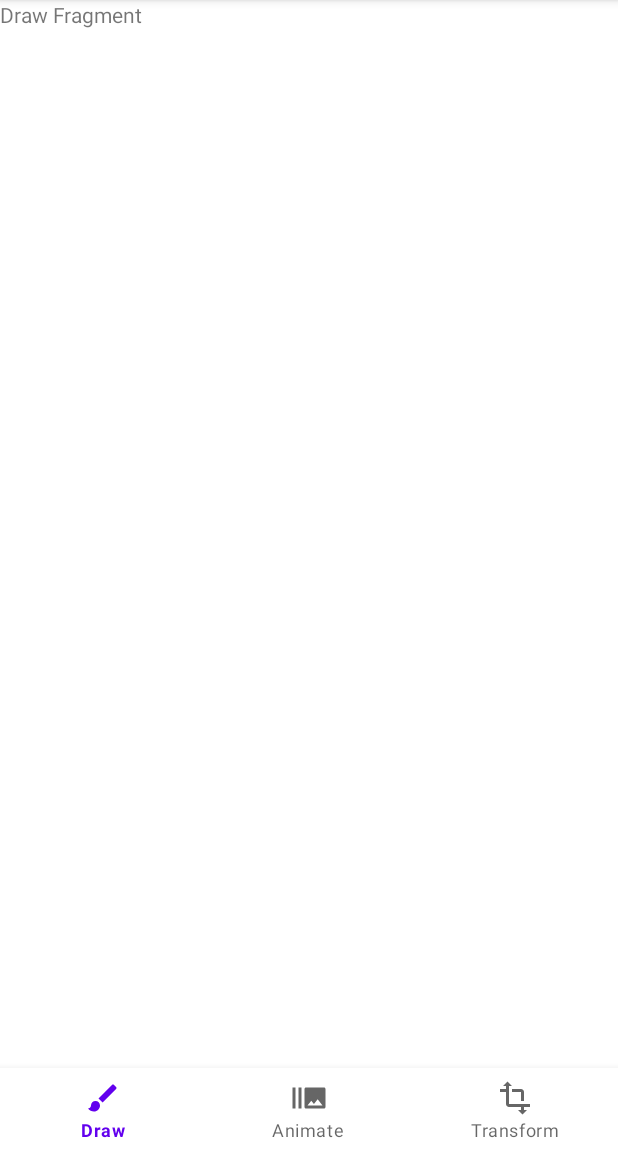
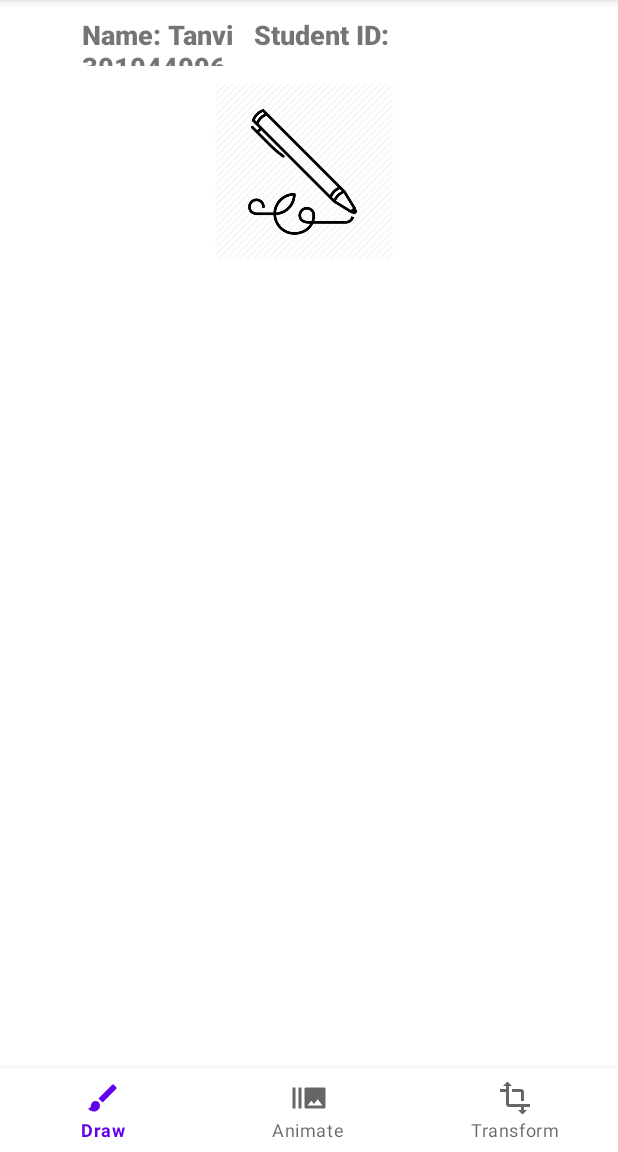
Before and after one commit to ael-in/TanviLab3, an Android app: the fragment tanvifragment placed in its activity, on a phone screen of 412 x 824 dp, the part 84-1236 px from its top. Run offline under Robolectric (Android 15) with nearby library versions, the phone set to English and light mode, and no system bars.

Commit message:
Done with the first working and shows image

```diff
--- a/app/src/main/res/layout/tanvifragment.xml
+++ b/app/src/main/res/layout/tanvifragment.xml
@@ -1,11 +1,36 @@
 <?xml version="1.0" encoding="utf-8"?>
-<RelativeLayout xmlns:android="http://schemas.android.com/apk/res/android"
+<androidx.constraintlayout.widget.ConstraintLayout xmlns:android="http://schemas.android.com/apk/res/android"
+    xmlns:app="http://schemas.android.com/apk/res-auto"
     android:layout_width="match_parent" android:layout_height="match_parent">
 
+
+    <ImageView
+        android:id="@+id/tanvi_imageView"
+        android:layout_width="293dp"
+        android:layout_height="119dp"
+        android:layout_marginStart="56dp"
+        android:layout_marginTop="15dp"
+        android:layout_marginEnd="63dp"
+        android:layout_marginBottom="544dp"
+        app:layout_constraintBottom_toBottomOf="parent"
+        app:layout_constraintEnd_toEndOf="parent"
+        app:layout_constraintStart_toStartOf="parent"
+        app:layout_constraintTop_toBottomOf="@+id/tanvi_textView"
+        app:srcCompat="@drawable/draw" />
+
     <TextView
-        android:layout_width="wrap_content"
-        android:layout_height="wrap_content"
-        android:text="Draw Fragment"/>
-
-
-</RelativeLayout>
+        android:id="@+id/tanvi_textView"
+        android:layout_width="303dp"
+        android:layout_height="33dp"
+        android:layout_marginStart="169dp"
+        android:layout_marginTop="25dp"
+        android:layout_marginEnd="169dp"
+        android:layout_marginBottom="683dp"
+        android:fontFamily="sans-serif-black"
+        android:text="Name: Tanvi   Student ID: 301044096"
+        android:textSize="18sp"
+        app:layout_constraintBottom_toBottomOf="parent"
+        app:layout_constraintEnd_toEndOf="parent"
+        app:layout_constraintStart_toStartOf="parent"
+        app:layout_constraintTop_toTopOf="parent" />
+</androidx.constraintlayout.widget.ConstraintLayout>
```
Also changed, not shown: app/src/main/res/layout/s301044096fragment.xml (+4 -10 lines), app/src/main/res/layout/tanviifragment.xml (+3 -6 lines), app/src/main/res/drawable/draw.jpg (added).
